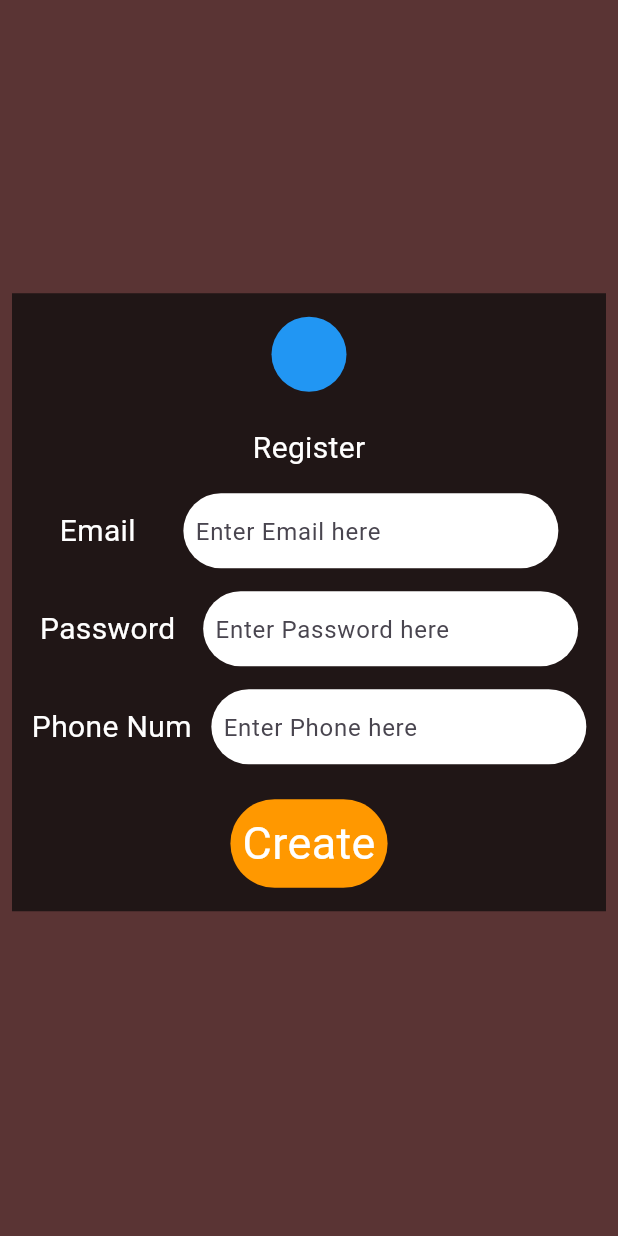
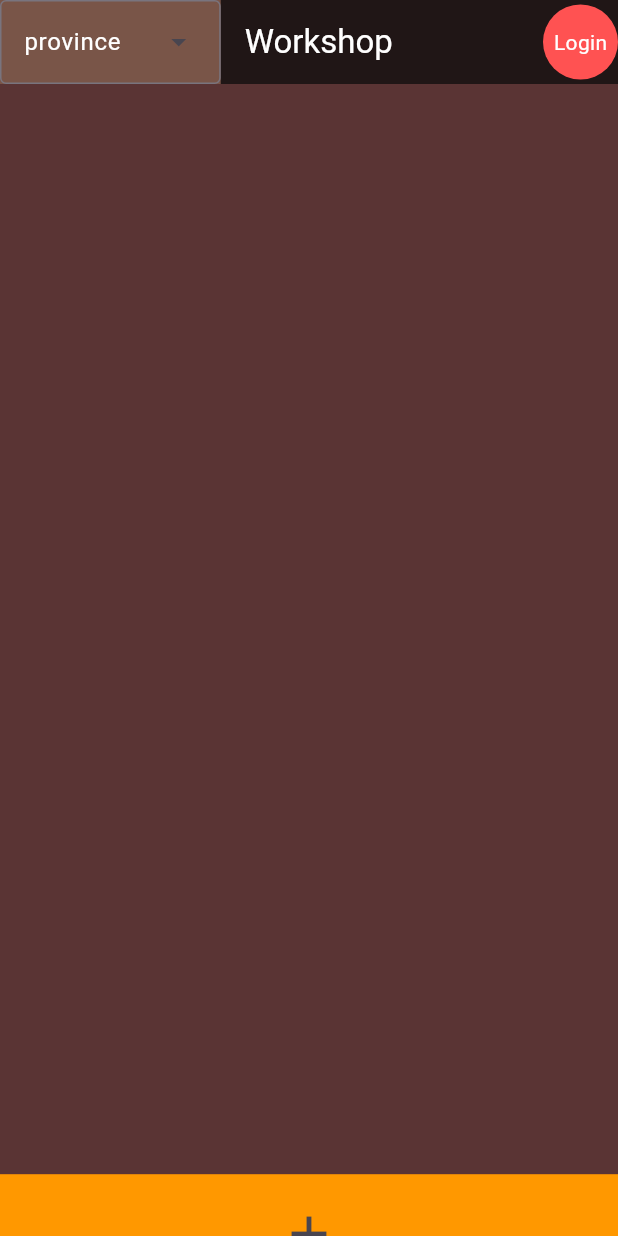
Before and after one commit to kazehito/workshop, a Flutter app: the screen it shows after launch, on a phone screen of 412 x 824 dp. Run offline on Flutter 3.47's test engine with Material 3 defaults, Android fonts, the phone set to English and light mode, and no system bars; our stand-ins replace bloc, cloud_firestore, firebase_auth, firebase_core, firebase_storage, flutter_bloc and 1 more; accounts and stored records are empty.

Commit message:
login,createpost

```diff
--- a/lib/Page/Register.dart
+++ b/lib/Page/Register.dart
@@ -1,7 +1,7 @@
 import 'package:flutter/cupertino.dart';
 import 'package:flutter/material.dart';
 import 'package:flutter_bloc/flutter_bloc.dart';
-import 'package:projects/blocs/user_register_bloc.dart';
+import 'package:projects/blocs/userRegisterBloc/user_register_bloc.dart';
 import 'package:projects/similiar/appcolors.dart';
 
 class RegisterPage extends StatefulWidget {
@@ -19,6 +19,7 @@ class _RegisterPageState extends State<RegisterPage> {
 
   @override
   void dispose(){
+    super.dispose();
     emailControl_.dispose();
     passwordControl_.dispose();
     phoneControl_.dispose();
@@ -33,7 +34,7 @@ class _RegisterPageState extends State<RegisterPage> {
         BlocListener<UserRegisterBloc, UserRegisterState>(
         listener: (context, state) {
       if(state is RegisterSuccess){
-        Text("success");
+        Navigator.pushNamed(context, '/startpage');
       }else if(state is RegisterFail){
         setState(() {
           errmessage = state.errmessage!;
--- a/lib/Page/Startpage.dart
+++ b/lib/Page/Startpage.dart
@@ -0,0 +1,107 @@
+import 'package:firebase_auth/firebase_auth.dart';
+import 'package:flutter/cupertino.dart';
+import 'package:flutter/material.dart';
+import 'package:projects/services/authservice.dart';
+import 'package:projects/similiar/appcolors.dart';
+
+class Startpage extends StatefulWidget {
+  const Startpage({super.key});
+
+  @override
+  State<Startpage> createState() => _StartpageState();
+}
+
+class _StartpageState extends State<Startpage> {
+  final FirebaseAuth _auth = FirebaseAuth.instance;
+  AuthService authService = AuthService();
+  User? _user;
+
+  @override
+  void initState() {
+    super.initState();
+    // Listen to auth state changes to get the current user status
+    _auth.authStateChanges().listen((User? user) {
+      setState(() {
+        _user = user;
+      });
+      if (_user != null) {
+        print("User is logged in: ${_user!.email}");
+      } else {
+        print("No user logged in");
+      }
+    });
+  }
+  @override
+  Widget build(BuildContext context) {
+    double screenWidth = MediaQuery.of(context).size.width;
+    double screenHeight= MediaQuery.of(context).size.height;
+    return Scaffold(
+      backgroundColor: AppColors.primary,
+      appBar: AppBar(
+        leadingWidth: screenWidth/2.8,
+        backgroundColor: AppColors.bars,
+        leading: Container(
+          color: Colors.brown,
+          child: DropdownMenu(
+            textStyle: TextStyle(color: Colors.white),
+            initialSelection: Text("all"),
+            label: Text("province", style: TextStyle(color: Colors.white),),
+              dropdownMenuEntries: <DropdownMenuEntry<Color>>[
+            DropdownMenuEntry(value: Colors.white, label: "province1"),
+            DropdownMenuEntry(value: Colors.white, label: "province2"),
+            DropdownMenuEntry(value: Colors.white, label: "province3"),
+            DropdownMenuEntry(value: Colors.white, label: "province4"),
+            DropdownMenuEntry(value: Colors.white, label: "all"),
+          ]),
+        ),
+        title: Text("Workshop", style: TextStyle(color: Colors.white),),
+        actions: [
+          _user == null
+          ?InkWell(
+            onTap: (){
+              Navigator.pushNamed(context, '/login');
+            },
+            child: Container(
+              height: 50,
+              width: 50,
+              decoration: BoxDecoration(
+                color: AppColors.btn1,
+                borderRadius: BorderRadius.circular(50),
+              ),
+              child: Center(child: Text('Login', style: TextStyle(color: Colors.white),)),
+            ),
+          )
+          :InkWell(
+            onTap: (){
+              authService.signOut();
+              Navigator.pushNamed(context, '/startpage');
+            },
+            child: Container(
+              height: 50,
+              width: 50,
+              decoration: BoxDecoration(
+                color: AppColors.btn1,
+                borderRadius: BorderRadius.circular(50),
+              ),
+              child: Center(child: Text('Logout', style: TextStyle(color: Colors.white),)),
+            ),
+          )
+        ],
+      ),
+      bottomNavigationBar: BottomAppBar(
+        height: screenHeight/20,
+        color: Colors.orange,
+        shape: CircularNotchedRectangle(),
+        child: Row(
+          mainAxisAlignment: MainAxisAlignment.spaceAround,
+          crossAxisAlignment: CrossAxisAlignment.center,
+          children: [
+            IconButton(icon: Icon(Icons.add, size: 40,), onPressed: () {
+              Navigator.pushNamed(context, '/createpost');
+            }),
+          ],
+        ),
+      ),
+    );
+  }
+}
--- /dev/null
+++ b/lib/Routes.dart
@@ -0,0 +1,37 @@
+
+import 'package:flutter/material.dart';
+import 'package:projects/Page/Startpage.dart';
+import 'package:projects/Page/createPost.dart';
+import 'package:projects/Page/loginPage.dart';
+
+import 'Page/Register.dart';
+
+class RouteGen {
+  static Route<dynamic> generateRoute(RouteSettings settings) {
+    switch (settings.name) {
+      case '/login':
+        return MaterialPageRoute(builder: (_) => LoginPage());
+      case '/register':
+        return MaterialPageRoute(builder: (_) => RegisterPage());
+      case '/startpage':
+        return MaterialPageRoute(builder: (_) => Startpage());
+      case '/createpost':
+        return MaterialPageRoute(builder: (_) => Createpost());
+      default:
+        return _errorRoute();
+    }
+  }
+
+  static Route<dynamic> _errorRoute() {
+    return MaterialPageRoute(builder: (_) {
+      return Scaffold(
+        appBar: AppBar(
+          title: Text('Error'),
+        ),
+        body: const Center(
+          child: Text('ERROR'),
+        ),
+      );
+    });
+  }
+}
--- /dev/null
+++ b/lib/blocs/loginBloc/login_bloc.dart
@@ -0,0 +1,28 @@
+import 'package:bloc/bloc.dart';
+import 'package:meta/meta.dart';
+import 'package:projects/services/authservice.dart';
+
+part 'login_event.dart';
+part 'login_state.dart';
+
+class LoginBloc extends Bloc<LoginEvent, LoginState> {
+  final AuthService _authService;
+  LoginBloc(this._authService) : super(LoginInitial()) {
+    on<LoginUser>((event, emit) async {
+      final res = await _authService.signinUserWithEmailAndPassword(
+          email: event.email, password:
+      event.password
+      );
+      print('Login attempt result: $res');
+
+      // Handling the response based on the result
+      if (res == 'success') {
+        print('Login successful: $res');
+        emit(LoginSucces(isSucces: res));
+      } else {
+        print('Login failed: $res');
+        emit(LoginFail(errMessage: res));
+      }
+    });
+  }
+}
--- /dev/null
+++ b/lib/blocs/loginBloc/login_event.dart
@@ -0,0 +1,12 @@
+part of 'login_bloc.dart';
+
+@immutable
+sealed class LoginEvent {}
+
+class LoginUser extends LoginEvent {
+  final String email;
+  final String password;
+
+
+  LoginUser({required this.email, required this.password});
+}
--- /dev/null
+++ b/lib/blocs/loginBloc/login_state.dart
@@ -0,0 +1,15 @@
+part of 'login_bloc.dart';
+
+@immutable
+sealed class LoginState {}
+
+final class LoginInitial extends LoginState {}
+
+class LoginSucces extends LoginState{
+  final String isSucces;
+  LoginSucces({required this.isSucces});
+}
+class LoginFail extends LoginState{
+  final String errMessage;
+  LoginFail({required this.errMessage});
+}
--- a/lib/main.dart
+++ b/lib/main.dart
@@ -2,8 +2,10 @@ import 'package:flutter/material.dart';
 import 'package:firebase_core/firebase_core.dart';
 import 'package:flutter_bloc/flutter_bloc.dart';
 import 'package:projects/Page/Register.dart';
+import 'package:projects/blocs/loginBloc/login_bloc.dart';
 import 'package:projects/services/authservice.dart';
-import 'blocs/user_register_bloc.dart';
+import 'Routes.dart';
+import 'blocs/userRegisterBloc/user_register_bloc.dart';
 import 'firebase_options.dart';
 
 
@@ -28,9 +30,14 @@ class MyApp extends StatelessWidget {
         BlocProvider<UserRegisterBloc>(
           create: (context) => UserRegisterBloc(AuthService()),
         ),
-
+        BlocProvider<LoginBloc>(
+          create: (context) => LoginBloc(AuthService()),
+        )
       ],
       child: MaterialApp(
+        debugShowCheckedModeBanner: false,
+        initialRoute: '/startpage',
+        onGenerateRoute: RouteGen.generateRoute,
         home: RegisterPage(),
       )
     );
--- a/pubspec.yaml
+++ b/pubspec.yaml
@@ -38,6 +38,8 @@ dependencies:
   flutter_bloc: ^9.1.0
   firebase_auth: ^5.5.1
   cloud_firestore: ^5.6.5
+  image_picker: ^1.1.2
+  firebase_storage: ^12.4.4
 
 dev_dependencies:
   flutter_test:
```
Also changed, not shown: lib/Page/createPost.dart (added, +120 -0 lines), lib/Page/loginPage.dart (added, +168 -0 lines), lib/blocs/createPost/crete_post_bloc.dart (added, +15 -0 lines), lib/blocs/createPost/crete_post_event.dart (added, +15 -0 lines), lib/blocs/createPost/crete_post_state.dart (added, +13 -0 lines), lib/services/PostService.dart (added, +58 -0 lines), lib/services/authservice.dart (+22 -0 lines), lib/blocs/userRegisterBloc/user_register_bloc.dart (renamed from lib/blocs/user_register_bloc.dart), lib/blocs/userRegisterBloc/user_register_event.dart (renamed from lib/blocs/user_register_event.dart), lib/blocs/userRegisterBloc/user_register_state.dart (renamed from lib/blocs/user_register_state.dart), pubspec.lock.
